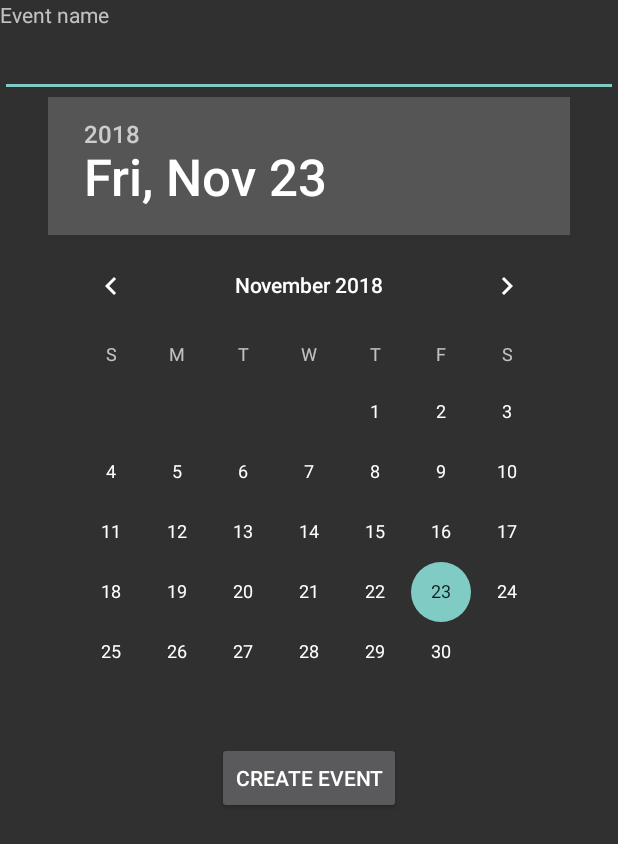
After one commit to will-lucena/AutoAgenda, an Android app: the EventCreationActivity screen opened directly, with no data from a screen before it, on a phone screen of 412 x 824 dp. The commit adds this screen. Shown: the top 844 px of the screen. Run offline under Robolectric (Android 15) with nearby library versions, the phone set to English and light mode, and no system bars.

Commit message:
Implementado adição de evento

```diff
--- a/app/src/main/AndroidManifest.xml
+++ b/app/src/main/AndroidManifest.xml
@@ -40,7 +40,8 @@
             </intent-filter>
         </activity>
         <activity android:name=".LoginActivity" />
-        <activity android:name=".EventsListActivity"></activity>
+        <activity android:name=".EventsListActivity" />
+        <activity android:name=".EventCreationActivity"></activity>
     </application>
 
 </manifest>
--- /dev/null
+++ b/app/src/main/java/com/example/will/projetofinal/EventCreationActivity.java
@@ -0,0 +1,45 @@
+package com.example.will.projetofinal;
+
+import android.content.Intent;
+import android.support.v7.app.AppCompatActivity;
+import android.os.Bundle;
+import android.util.Log;
+import android.view.View;
+import android.widget.DatePicker;
+import android.widget.EditText;
+
+import java.util.Calendar;
+import java.util.Date;
+
+public class EventCreationActivity extends AppCompatActivity {
+
+    private EditText eventName;
+    private DatePicker datePicker;
+
+    @Override
+    protected void onCreate(Bundle savedInstanceState) {
+        super.onCreate(savedInstanceState);
+        setContentView(R.layout.activity_event_creation);
+
+        eventName = findViewById(R.id.eventName);
+        datePicker = findViewById(R.id.datePicker);
+
+        final Calendar calendar = Calendar.getInstance();
+        datePicker.init(calendar.get(Calendar.YEAR), calendar.get(Calendar.MONTH), calendar.get(Calendar.DAY_OF_MONTH), new DatePicker.OnDateChangedListener() {
+            @Override
+            public void onDateChanged(DatePicker datePicker, int i, int i1, int i2) {
+                calendar.set(i, i1, i2);
+            }
+        });
+
+    }
+
+    public void createEvent(View view) {
+        Log.i("events", Calendar.getInstance().getTime().toString());
+        Event event = new Event(eventName.getText().toString(), Calendar.getInstance().getTime());
+        MainActivity.events.add(event);
+
+        Intent intent = new Intent(getApplicationContext(), MainActivity.class);
+        startActivity(intent);
+    }
+}
--- a/app/src/main/java/com/example/will/projetofinal/EventsListActivity.java
+++ b/app/src/main/java/com/example/will/projetofinal/EventsListActivity.java
@@ -19,7 +19,7 @@ public class EventsListActivity extends AppCompatActivity {
 
         listView = findViewById(R.id.listView);
 
-        eventsAdapter = new ArrayAdapter<Event>(this, android.R.layout.simple_list_item_1);
+        eventsAdapter = new ArrayAdapter<Event>(this, android.R.layout.simple_list_item_1, MainActivity.events);
 
         listView.setAdapter(eventsAdapter);
 
--- /dev/null
+++ b/app/src/main/res/layout/activity_event_creation.xml
@@ -0,0 +1,33 @@
+<?xml version="1.0" encoding="utf-8"?>
+<LinearLayout xmlns:android="http://schemas.android.com/apk/res/android"
+    xmlns:app="http://schemas.android.com/apk/res-auto"
+    xmlns:tools="http://schemas.android.com/tools"
+    android:layout_width="match_parent"
+    android:layout_height="match_parent"
+    tools:context=".EventCreationActivity"
+    android:orientation="vertical">
+
+    <TextView
+        android:layout_width="match_parent"
+        android:layout_height="wrap_content"
+        android:text="Event name"/>
+
+    <EditText
+        android:layout_width="match_parent"
+        android:layout_height="wrap_content"
+        android:id="@+id/eventName"/>
+
+    <DatePicker
+        android:layout_width="wrap_content"
+        android:layout_height="wrap_content"
+        android:layout_gravity="center_horizontal"
+        android:id="@+id/datePicker"/>
+
+    <Button
+        android:layout_width="wrap_content"
+        android:layout_height="wrap_content"
+        android:layout_gravity="center_horizontal"
+        android:text="Create event"
+        android:onClick="createEvent"/>
+
+</LinearLayout>
```
Also changed, not shown: app/src/main/java/com/example/will/projetofinal/MainActivity.java (+12 -0 lines).
